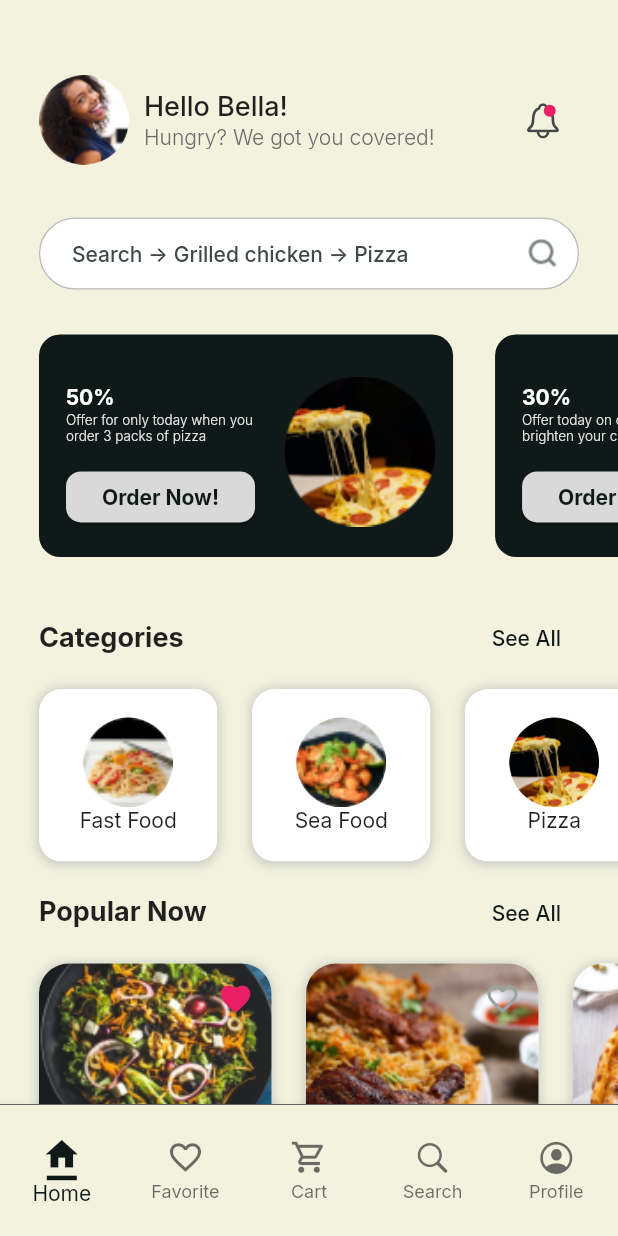
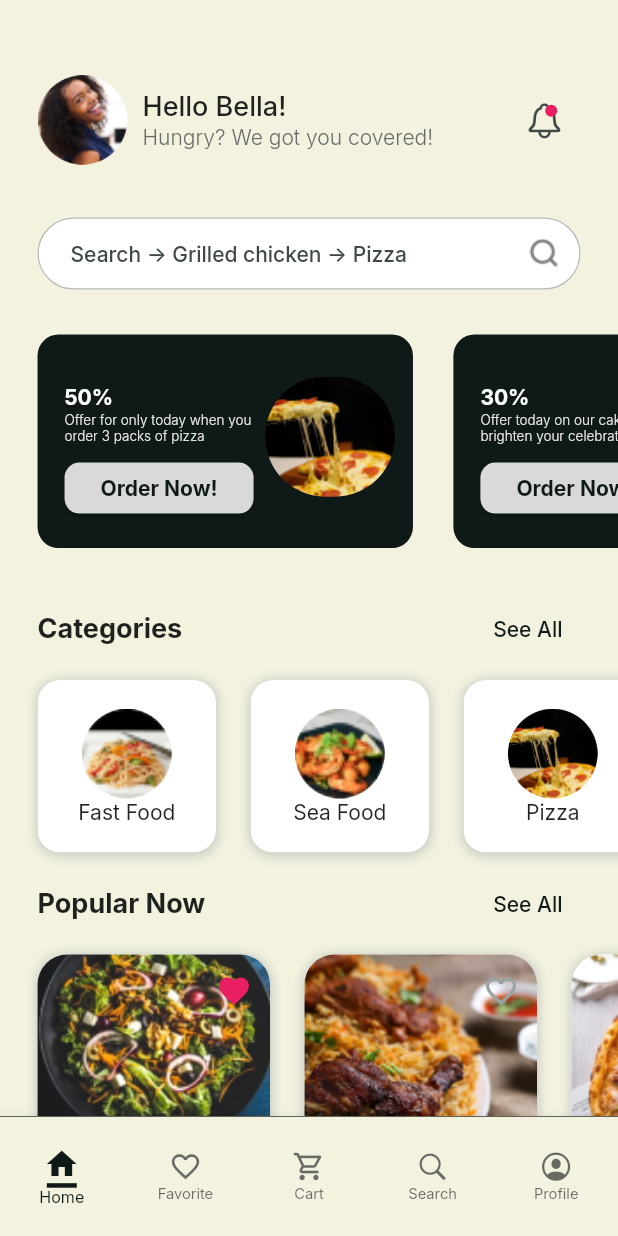
Before and after one commit to John-Daniels/fudiee, a Flutter app: the HomeScreen screen opened by its route, after a tap on the "favorite outline" icon, on a phone screen of 412 x 824 dp. Run offline on Flutter 3.47's test engine with Material 2 defaults, Android fonts, the phone set to English and light mode, and no system bars; our stand-ins replace flutter_rating_bar, flutter_screenutil, get, google_fonts, smooth_page_indicator.

Commit message:
added fixes to responsiveness

```diff
--- a/lib/screens/home/views/cart/cart_view.dart
+++ b/lib/screens/home/views/cart/cart_view.dart
@@ -12,7 +12,8 @@ class CartView extends StatelessWidget {
       id: 'cart_view',
       builder: (state) {
         return Scaffold(
-          body: PageView.builder(
+          body: SizedBox.expand(
+            child: PageView.builder(
               restorationId: 'cart_view',
               itemCount: state.cartItems.length,
               itemBuilder: (context, index) {
@@ -27,6 +28,7 @@ class CartView extends StatelessWidget {
                 );
               },
             ),
+          ),
         );
       },
     );
--- a/lib/screens/home/views/cart/components/cartitem/components/build_image.dart
+++ b/lib/screens/home/views/cart/components/cartitem/components/build_image.dart
@@ -19,6 +19,7 @@ class BuildImage extends StatelessWidget {
         bottomRight: Radius.circular(50),
       ),
       child: SizedBox(
+        width: double.infinity,
         height: Get.height * 0.4,
         child: Transform.scale(
           scale: 1.1,
--- a/lib/screens/home/views/home/components/bottom_app_bar.dart
+++ b/lib/screens/home/views/home/components/bottom_app_bar.dart
@@ -1,5 +1,6 @@
 import 'package:flutter/cupertino.dart';
 import 'package:flutter/material.dart';
+import 'package:flutter_screenutil/flutter_screenutil.dart';
 import 'package:fudiee/themes/app_colors.dart';
 
 class AppBottomBar extends StatelessWidget {
@@ -15,7 +16,7 @@ class AppBottomBar extends StatelessWidget {
   @override
   Widget build(BuildContext context) {
     return Container(
-      height: 88,
+      height: 80,
       decoration: BoxDecoration(
         border: Border(
           top: BorderSide(color: primaryColor.withOpacity(0.8), width: 0.6),
@@ -26,10 +27,12 @@ class AppBottomBar extends StatelessWidget {
         type: BottomNavigationBarType.fixed,
         backgroundColor: scaffoldBgColor,
         fixedColor: primaryColor,
-        unselectedIconTheme: const IconThemeData(size: 25),
-        selectedIconTheme: IconThemeData(color: primaryColor, size: 26),
+        unselectedIconTheme: const IconThemeData(size: 22),
+        selectedIconTheme: IconThemeData(color: primaryColor, size: 24),
         selectedLabelStyle: TextStyle(color: primaryColor),
         unselectedItemColor: const Color(0xFF303030).withOpacity(0.7),
+        selectedFontSize: 12.sp,
+        unselectedFontSize: 11.sp,
         onTap: onTap,
         items: const [
           BottomNavigationBarItem(
--- a/lib/screens/home/views/home/components/offers_section.dart
+++ b/lib/screens/home/views/home/components/offers_section.dart
@@ -1,4 +1,5 @@
 import 'package:flutter/material.dart';
+import 'package:flutter_screenutil/flutter_screenutil.dart';
 import 'package:fudiee/constants/data.dart';
 import 'package:fudiee/screens/home/widgets/offer_card.dart';
 
@@ -11,14 +12,14 @@ class OffersSection extends StatelessWidget {
   Widget build(BuildContext context) {
     return SizedBox(
       // padding: const EdgeInsets.only(left: 26),
-      height: MediaQuery.of(context).size.height * 0.18,
+      height: 160.h,
       child: ListView.separated(
         shrinkWrap: true,
         physics: const BouncingScrollPhysics(),
         clipBehavior: Clip.none,
         scrollDirection: Axis.horizontal,
         itemCount: 2,
-        separatorBuilder: (context, index) => const SizedBox(width: 28),
+        separatorBuilder: (context, index) => SizedBox(width: 28.w),
         itemBuilder: (context, index) {
           final offer = offerData[index];
           return OfferCard(
--- a/lib/screens/home/views/home/home_view.dart
+++ b/lib/screens/home/views/home/home_view.dart
@@ -1,5 +1,5 @@
-import 'package:flutter/cupertino.dart';
 import 'package:flutter/material.dart';
+import 'package:flutter_screenutil/flutter_screenutil.dart';
 import 'package:fudiee/constants/data.dart';
 import 'package:fudiee/screens/home/widgets/app_header.dart';
 import 'package:fudiee/screens/home/widgets/category_card.dart';
@@ -24,10 +24,10 @@ class _HomeViewState extends State<HomeView> {
 
   @override
   Widget build(BuildContext context) {
-    return Container(
+    return Scaffold(
       // height: Get.height,
-      child: SingleChildScrollView(
-        padding: const EdgeInsets.symmetric(horizontal: 26),
+      body: SingleChildScrollView(
+        padding: EdgeInsets.symmetric(horizontal: 26.w),
         physics: const BouncingScrollPhysics(),
         child: Column(
           children: [
@@ -59,7 +59,6 @@ class _HomeViewState extends State<HomeView> {
                     category: category.category,
                     image: category.image,
                     onSelected: (value) {
-                      print(value);
                       setState(() {
                         if (value) {
                           seletedCategory = category.category;
--- a/lib/screens/home/widgets/offer_card.dart
+++ b/lib/screens/home/widgets/offer_card.dart
@@ -1,4 +1,5 @@
 import 'package:flutter/material.dart';
+import 'package:flutter_screenutil/flutter_screenutil.dart';
 import 'package:fudiee/themes/app_colors.dart';
 
 class OfferCard extends StatelessWidget {
@@ -18,7 +19,7 @@ class OfferCard extends StatelessWidget {
   @override
   Widget build(BuildContext context) {
     return Container(
-      width: MediaQuery.of(context).size.width * 0.67,
+      width: 260.w,
       // width: 400,
       decoration: BoxDecoration(
         color: primaryColor,
@@ -74,15 +75,15 @@ class OfferCard extends StatelessWidget {
               )
             ],
           ),
-          Container(
-            decoration: BoxDecoration(
-              borderRadius: BorderRadius.circular(30),
-            ),
-            height: 100,
-            width: 100,
-            child: Image.asset(
-              image,
-              fit: BoxFit.cover,
+          ClipRRect(
+            borderRadius: BorderRadius.circular(50),
+            child: SizedBox(
+              height: 90.h,
+              width: 90.w,
+              child: Image.asset(
+                image,
+                fit: BoxFit.cover,
+              ),
             ),
           )
         ],
```
Also changed, not shown: lib/screens/auth/auth_screen.dart (+4 -5 lines), lib/screens/onboarding/onboarding_screen.dart (+10 -4 lines), lib/themes/theme.dart (+5 -4 lines). Lines whose indentation alone changed are shown as unchanged.
